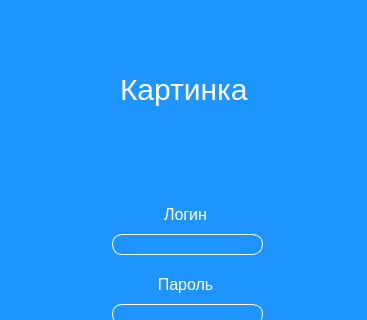
This is App2/UI/login_page.ui in Heyaski/carSchoolApp as Qt 5 draws it before an edit; both pictures show x 0 to 367 and y 0 to 320 of the 367 by 591 pixel window. The edited form follows.
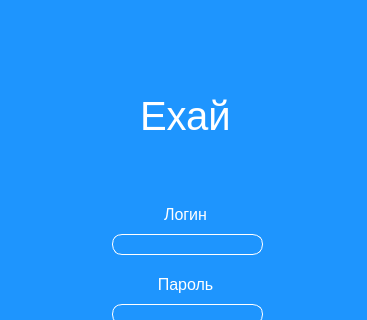
This is the edited form. Icons and pictures are not drawn.

What changed in the file:
```diff
--- a/App2/UI/login_page.ui
+++ b/App2/UI/login_page.ui
@@ -135,7 +135,7 @@
      <x>120</x>
      <y>34</y>
      <width>131</width>
-     <height>111</height>
+     <height>121</height>
     </rect>
    </property>
    <property name="styleSheet">
@@ -144,7 +144,13 @@
 border: none;</string>
    </property>
    <property name="text">
-    <string>Картинка</string>
+    <string/>
+   </property>
+   <property name="pixmap">
+    <pixmap>photo_2024-06-15_14-05-17.jpg</pixmap>
+   </property>
+   <property name="scaledContents">
+    <bool>true</bool>
    </property>
    <property name="wordWrap">
     <bool>true</bool>
@@ -199,6 +205,22 @@
     <string>Еще нет аккаунта?</string>
    </property>
   </widget>
+  <widget class="QLabel" name="label">
+   <property name="geometry">
+    <rect>
+     <x>140</x>
+     <y>70</y>
+     <width>141</width>
+     <height>91</height>
+    </rect>
+   </property>
+   <property name="styleSheet">
+    <string notr="true">font-size: 40px;</string>
+   </property>
+   <property name="text">
+    <string>Ехай</string>
+   </property>
+  </widget>
  </widget>
  <resources/>
  <connections/>
```
